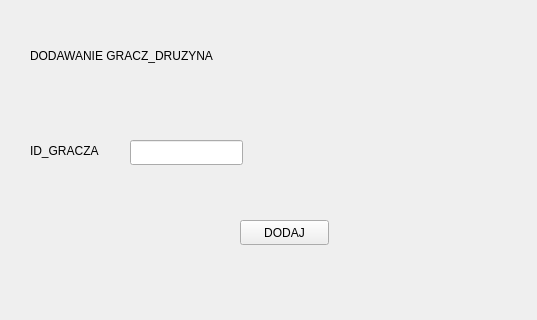
The window that ZBD-main/ui/insert_gracz_druzyna.ui (BartekRuszkowski/ZBD) describes before a commit, drawn with Qt 5; both pictures show x 0 to 537 and y 0 to 320 of the 800 by 600 pixel window.
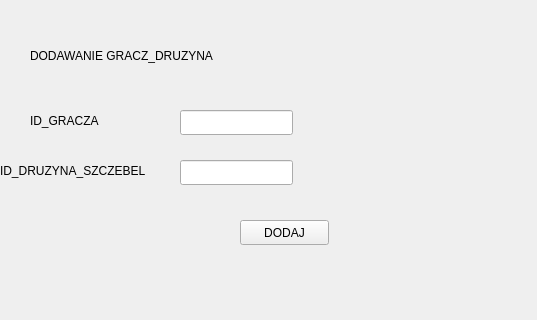
The same window after the commit.

Patch:
```diff
--- a/ZBD-main/ui/insert_gracz_druzyna.ui
+++ b/ZBD-main/ui/insert_gracz_druzyna.ui
@@ -17,7 +17,7 @@
    <widget class="QLabel" name="label">
     <property name="geometry">
      <rect>
-      <x>270</x>
+      <x>310</x>
       <y>140</y>
       <width>67</width>
       <height>17</height>
@@ -31,7 +31,7 @@
     <property name="geometry">
      <rect>
       <x>30</x>
-      <y>130</y>
+      <y>100</y>
       <width>101</width>
       <height>41</height>
      </rect>
@@ -43,8 +43,8 @@
    <widget class="QLineEdit" name="lineEdit">
     <property name="geometry">
      <rect>
-      <x>130</x>
-      <y>140</y>
+      <x>180</x>
+      <y>110</y>
       <width>113</width>
       <height>25</height>
      </rect>
@@ -89,6 +89,29 @@
      <string>DODAWANIE GRACZ_DRUZYNA</string>
     </property>
    </widget>
+   <widget class="QLabel" name="label_4">
+    <property name="geometry">
+     <rect>
+      <x>0</x>
+      <y>150</y>
+      <width>171</width>
+      <height>41</height>
+     </rect>
+    </property>
+    <property name="text">
+     <string>ID_DRUZYNA_SZCZEBEL</string>
+    </property>
+   </widget>
+   <widget class="QLineEdit" name="lineEdit_2">
+    <property name="geometry">
+     <rect>
+      <x>180</x>
+      <y>160</y>
+      <width>113</width>
+      <height>25</height>
+     </rect>
+    </property>
+   </widget>
   </widget>
   <widget class="QMenuBar" name="menubar">
    <property name="geometry">
```
